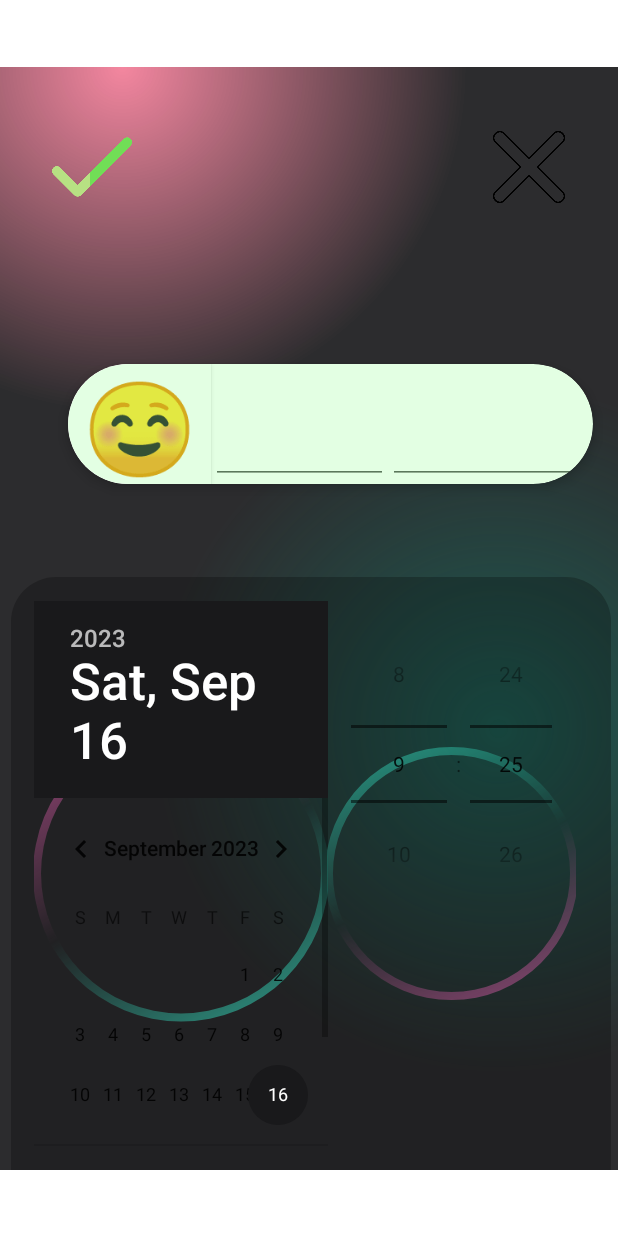
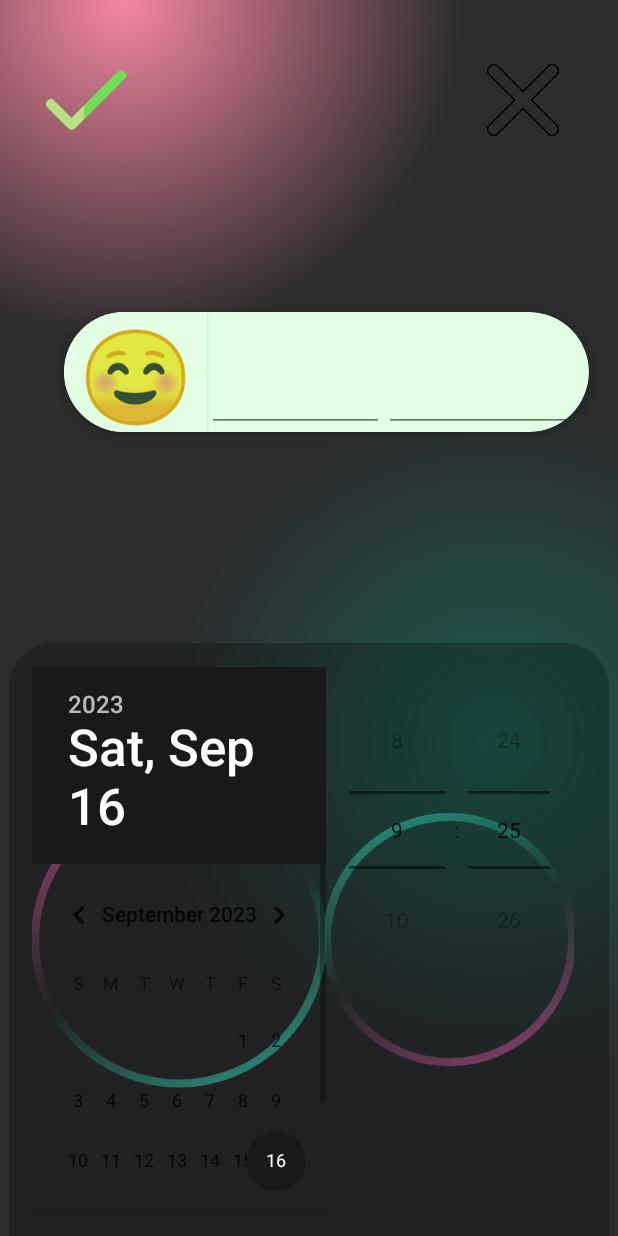
Before and after one commit to GulayAdgzl/DateWise, an Android app: the screen it shows after launch (MainActivity), after a tap on an icon or button, on a phone screen of 412 x 824 dp. Run offline under Robolectric (Android 15) with nearby library versions, the phone set to English and light mode, and no system bars; our stand-ins replace Room's generated code, data binding; libraries missing offline, so code that uses them is left out: com.vanniktech.emoji; 3 statements that could not run were skipped.

Commit message:
Update activity_main.xml

```diff
--- a/app/src/main/res/layout/activity_main.xml
+++ b/app/src/main/res/layout/activity_main.xml
@@ -1,24 +1,13 @@
 <?xml version="1.0" encoding="utf-8"?>
-<androidx.constraintlayout.widget.ConstraintLayout xmlns:android="http://schemas.android.com/apk/res/android"
+<fragment xmlns:android="http://schemas.android.com/apk/res/android"
     xmlns:app="http://schemas.android.com/apk/res-auto"
     xmlns:tools="http://schemas.android.com/tools"
     android:layout_width="match_parent"
+    app:navGraph="@navigation/nav_graph"
     android:layout_height="match_parent"
+    android:id="@+id/fragmentContainerView"
+    app:defaultNavHost="true"
+    android:name="androidx.navigation.fragment.NavHostFragment"
     tools:context=".MainActivity">
 
-    <androidx.fragment.app.FragmentContainerView
-        android:id="@+id/fragmentContainerView"
-        android:name="androidx.navigation.fragment.NavHostFragment"
-        android:layout_width="418dp"
-        android:layout_height="735dp"
-        android:layout_marginStart="1dp"
-        android:layout_marginTop="1dp"
-        android:layout_marginEnd="1dp"
-        android:layout_marginBottom="1dp"
-        app:defaultNavHost="true"
-        app:layout_constraintBottom_toBottomOf="parent"
-        app:layout_constraintEnd_toEndOf="parent"
-        app:layout_constraintStart_toStartOf="parent"
-        app:layout_constraintTop_toTopOf="parent"
-        app:navGraph="@navigation/nav_graph" />
-</androidx.constraintlayout.widget.ConstraintLayout>
+</fragment>
```
